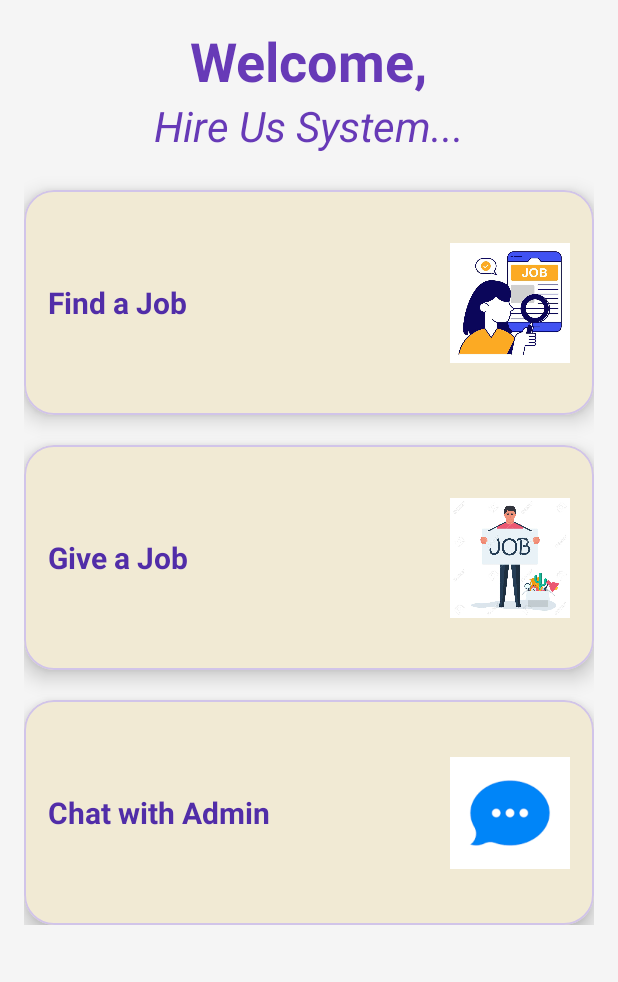
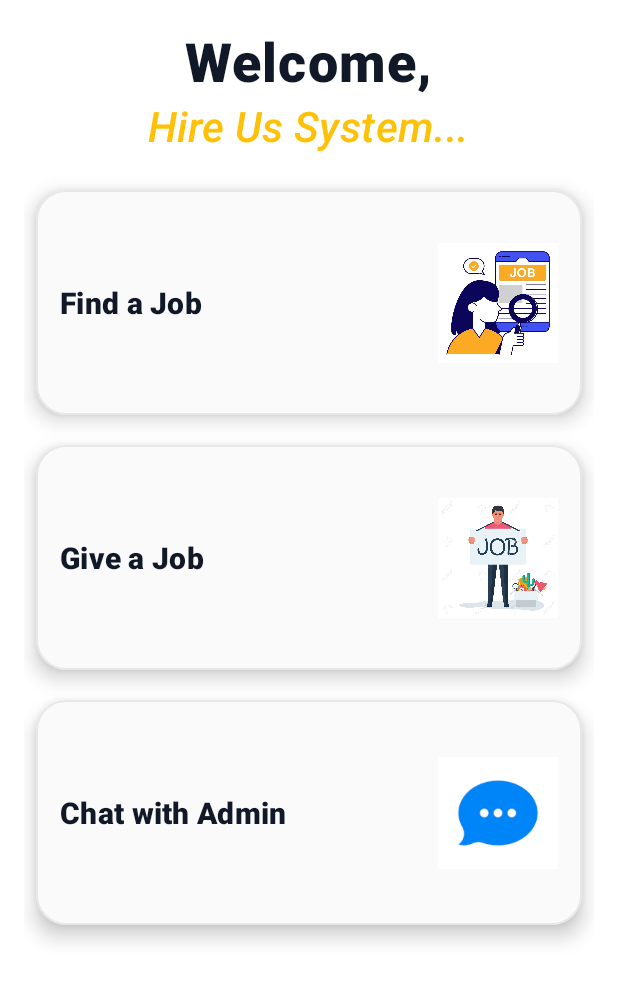
Before and after one commit to kavizzz03/Hire_Us_App, an Android app: the screen it shows after launch (MainActivity), on a phone screen of 412 x 824 dp. Shown: the top 982 px of the screen. Run offline under Robolectric (Android 15) with nearby library versions, the phone set to English and light mode, and no system bars.

Commit message:
Updated_dashboard:-activity_main_profile.xml

```diff
--- a/app/src/main/res/layout/activity_main.xml
+++ b/app/src/main/res/layout/activity_main.xml
@@ -3,7 +3,7 @@
     xmlns:app="http://schemas.android.com/apk/res-auto"
     android:layout_width="match_parent"
     android:layout_height="match_parent"
-    android:background="#F5F5F5">
+    android:background="@color/Background_47">
 
     <LinearLayout
         android:id="@+id/main"
@@ -18,23 +18,25 @@
             android:layout_width="wrap_content"
             android:layout_height="wrap_content"
             android:text="Welcome,"
-            android:textColor="#673AB7"
+            android:textColor="@color/onSurface_47"
             android:textSize="36sp"
             android:textStyle="bold"
             android:layout_gravity="center_horizontal"
-            android:fontFamily="sans-serif" />
+            android:fontFamily="sans-serif-medium"
+            android:letterSpacing="0.02" />
 
         <TextView
             android:id="@+id/hireMeText"
             android:layout_width="wrap_content"
             android:layout_height="wrap_content"
             android:text="Hire Us System..."
-            android:textColor="#673AB7"
+            android:textColor="@color/primary_47"
             android:textSize="28sp"
             android:textStyle="italic"
             android:layout_gravity="center_horizontal"
             android:layout_marginBottom="24dp"
-            android:fontFamily="sans-serif" />
+            android:fontFamily="sans-serif-medium"
+            android:letterSpacing="0.01" />
 
         <!-- Find a Job Card -->
         <com.google.android.material.card.MaterialCardView
@@ -42,13 +44,17 @@
             android:layout_width="match_parent"
             android:layout_height="150dp"
             android:layout_marginBottom="20dp"
+            android:layout_marginStart="8dp"
+            android:layout_marginEnd="8dp"
+            android:clickable="true"
+            android:focusable="true"
+            android:foreground="?attr/selectableItemBackground"
             app:cardCornerRadius="20dp"
             app:cardElevation="8dp"
-            app:strokeColor="#D1C4E9"
+            app:cardBackgroundColor="@color/surface_47"
+            app:strokeColor="@color/outline_47"
             app:strokeWidth="1dp"
-            android:clickable="true"
-            android:focusable="true"
-            android:foreground="?attr/selectableItemBackground">
+            app:rippleColor="@color/ripple_on_surface_47">
 
             <androidx.constraintlayout.widget.ConstraintLayout
                 android:layout_width="match_parent"
@@ -62,7 +68,9 @@
                     android:text="Find a Job"
                     android:textSize="20sp"
                     android:textStyle="bold"
-                    android:textColor="#512DA8"
+                    android:textColor="@color/onSurface_47"
+                    android:fontFamily="sans-serif-medium"
+                    android:letterSpacing="0.01"
                     app:layout_constraintStart_toStartOf="parent"
                     app:layout_constraintTop_toTopOf="parent"
                     app:layout_constraintBottom_toBottomOf="parent"
@@ -74,10 +82,10 @@
                     android:layout_width="80dp"
                     android:layout_height="80dp"
                     android:src="@drawable/job_find"
+                    android:contentDescription="Find Job"
                     app:layout_constraintEnd_toEndOf="parent"
                     app:layout_constraintTop_toTopOf="parent"
-                    app:layout_constraintBottom_toBottomOf="parent"
-                    android:contentDescription="Find Job" />
+                    app:layout_constraintBottom_toBottomOf="parent"/>
             </androidx.constraintlayout.widget.ConstraintLayout>
         </com.google.android.material.card.MaterialCardView>
 
@@ -87,13 +95,17 @@
             android:layout_width="match_parent"
             android:layout_height="150dp"
             android:layout_marginBottom="20dp"
+            android:layout_marginStart="8dp"
+            android:layout_marginEnd="8dp"
+            android:clickable="true"
+            android:focusable="true"
+            android:foreground="?attr/selectableItemBackground"
             app:cardCornerRadius="20dp"
             app:cardElevation="8dp"
-            app:strokeColor="#D1C4E9"
+            app:cardBackgroundColor="@color/surface_47"
+            app:strokeColor="@color/outline_47"
             app:strokeWidth="1dp"
-            android:clickable="true"
-            android:focusable="true"
-            android:foreground="?attr/selectableItemBackground">
+            app:rippleColor="@color/ripple_on_surface_47">
 
             <androidx.constraintlayout.widget.ConstraintLayout
                 android:layout_width="match_parent"
@@ -107,7 +119,9 @@
                     android:text="Give a Job"
                     android:textSize="20sp"
                     android:textStyle="bold"
-                    android:textColor="#512DA8"
+                    android:textColor="@color/onSurface_47"
+                    android:fontFamily="sans-serif-medium"
+                    android:letterSpacing="0.01"
                     app:layout_constraintStart_toStartOf="parent"
                     app:layout_constraintTop_toTopOf="parent"
                     app:layout_constraintBottom_toBottomOf="parent"
@@ -119,10 +133,10 @@
                     android:layout_width="80dp"
                     android:layout_height="80dp"
                     android:src="@drawable/job"
+                    android:contentDescription="Give Job"
                     app:layout_constraintEnd_toEndOf="parent"
                     app:layout_constraintTop_toTopOf="parent"
-                    app:layout_constraintBottom_toBottomOf="parent"
-                    android:contentDescription="Give Job" />
+                    app:layout_constraintBottom_toBottomOf="parent"/>
             </androidx.constraintlayout.widget.ConstraintLayout>
         </com.google.android.material.card.MaterialCardView>
 
@@ -131,13 +145,18 @@
             android:id="@+id/chatLayout"
             android:layout_width="match_parent"
             android:layout_height="150dp"
+            android:layout_marginBottom="20dp"
+            android:layout_marginStart="8dp"
+            android:layout_marginEnd="8dp"
+            android:clickable="true"
+            android:focusable="true"
+            android:foreground="?attr/selectableItemBackground"
             app:cardCornerRadius="20dp"
             app:cardElevation="8dp"
-            app:strokeColor="#D1C4E9"
+            app:cardBackgroundColor="@color/surface_47"
+            app:strokeColor="@color/outline_47"
             app:strokeWidth="1dp"
-            android:clickable="true"
-            android:focusable="true"
-            android:foreground="?attr/selectableItemBackground">
+            app:rippleColor="@color/ripple_on_surface_47">
 
             <androidx.constraintlayout.widget.ConstraintLayout
                 android:layout_width="match_parent"
@@ -151,7 +170,9 @@
                     android:text="Chat with Admin"
                     android:textSize="20sp"
                     android:textStyle="bold"
-                    android:textColor="#512DA8"
+                    android:textColor="@color/onSurface_47"
+                    android:fontFamily="sans-serif-medium"
+                    android:letterSpacing="0.01"
                     app:layout_constraintStart_toStartOf="parent"
                     app:layout_constraintTop_toTopOf="parent"
                     app:layout_constraintBottom_toBottomOf="parent"
@@ -163,10 +184,10 @@
                     android:layout_width="80dp"
                     android:layout_height="80dp"
                     android:src="@drawable/ic_chat"
+                    android:contentDescription="Chat"
                     app:layout_constraintEnd_toEndOf="parent"
                     app:layout_constraintTop_toTopOf="parent"
-                    app:layout_constraintBottom_toBottomOf="parent"
-                    android:contentDescription="Chat" />
+                    app:layout_constraintBottom_toBottomOf="parent"/>
             </androidx.constraintlayout.widget.ConstraintLayout>
         </com.google.android.material.card.MaterialCardView>
 
--- /dev/null
+++ b/app/src/main/res/values-night/colors.xml
@@ -0,0 +1,29 @@
+<?xml version="1.0" encoding="utf-8"?>
+<resources>
+
+
+
+    <!-- Brand -->
+    <color name="primary_47">#FFC107</color>
+    <color name="primary_hover_47">#FFB300</color>
+    <color name="primary_pressed_47">#FFA000</color>
+    <color name="onPrimary_47">#0B0B0C</color>
+
+    <!-- Neutrals -->
+    <color name="Background_47">#0B0B0C</color>
+    <color name="onBackground_47">#F5F5F6</color>
+    <color name="surface_47">#1E1F22</color>
+    <color name="onSurface_47">#F5F5F6</color>
+    <color name="outline_47">#23262D</color>
+    <color name="hint_47">#9CA3AF</color>
+
+    <!-- Semantics (optional) -->
+    <color name="success_47">#22C55E</color>
+    <color name="warning_47">#F59E0B</color>
+    <color name="error_47">#EF4444</color>
+    <color name="info_47">#60A5FA</color>
+
+    <!-- Ripple overlays -->
+    <color name="ripple_on_primary_47">#260B0B0C</color>
+    <color name="ripple_on_surface_47">#33FFFFFF</color> <!-- ~20% white -->
+</resources>
--- a/app/src/main/res/values/colors.xml
+++ b/app/src/main/res/values/colors.xml
@@ -34,4 +34,29 @@
     <color name="background_dark">#121212</color>  <!-- Window background dark -->
     <color name="surface_dark">#1E1E1E</color>     <!-- Card/input surface dark -->
     <color name="text_primary_dark">#FFFFFF</color>
+
+    <!--Colors 47-->
+    <!-- Brand -->
+    <color name="primary_47">#FFC107</color>
+    <color name="primary_hover_47">#FFB300</color>
+    <color name="primary_pressed_47">#FFA000</color>
+    <color name="onPrimary_47">#0B0B0C</color>
+
+    <!-- Neutrals -->
+    <color name="Background_47">#FFFFFF</color>
+    <color name="onBackground_47">#111827</color>
+    <color name="surface_47">#FAFAFA</color>
+    <color name="onSurface_47">#111827</color>
+    <color name="outline_47">#E5E7EB</color>
+    <color name="hint_47">#9CA3AF</color>
+
+    <!-- Semantics (optional) -->
+    <color name="success_47">#16A34A</color>
+    <color name="warning_47">#F59E0B</color>
+    <color name="error_47">#DC2626</color>
+    <color name="info_47">#2563EB</color>
+
+    <!-- Ripple overlays -->
+    <color name="ripple_on_primary_47">#260B0B0C</color> <!-- ~15% of ink -->
+    <color name="ripple_on_surface_47">#1F000000</color> <!-- ~12% black -->
 </resources>
```
